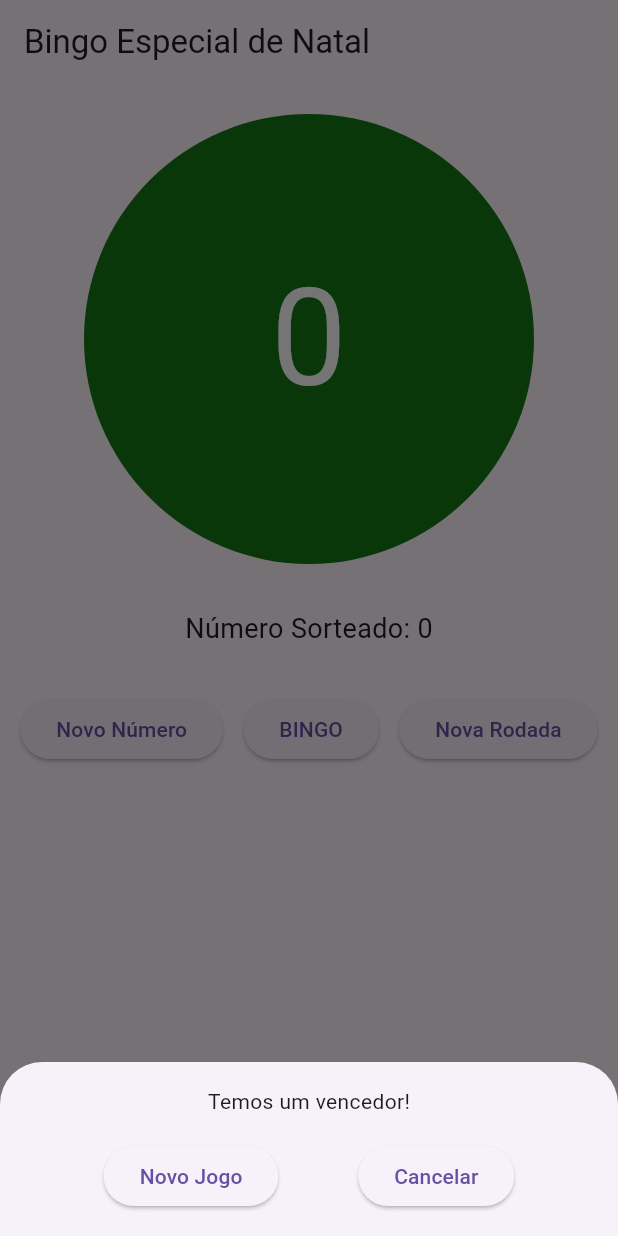
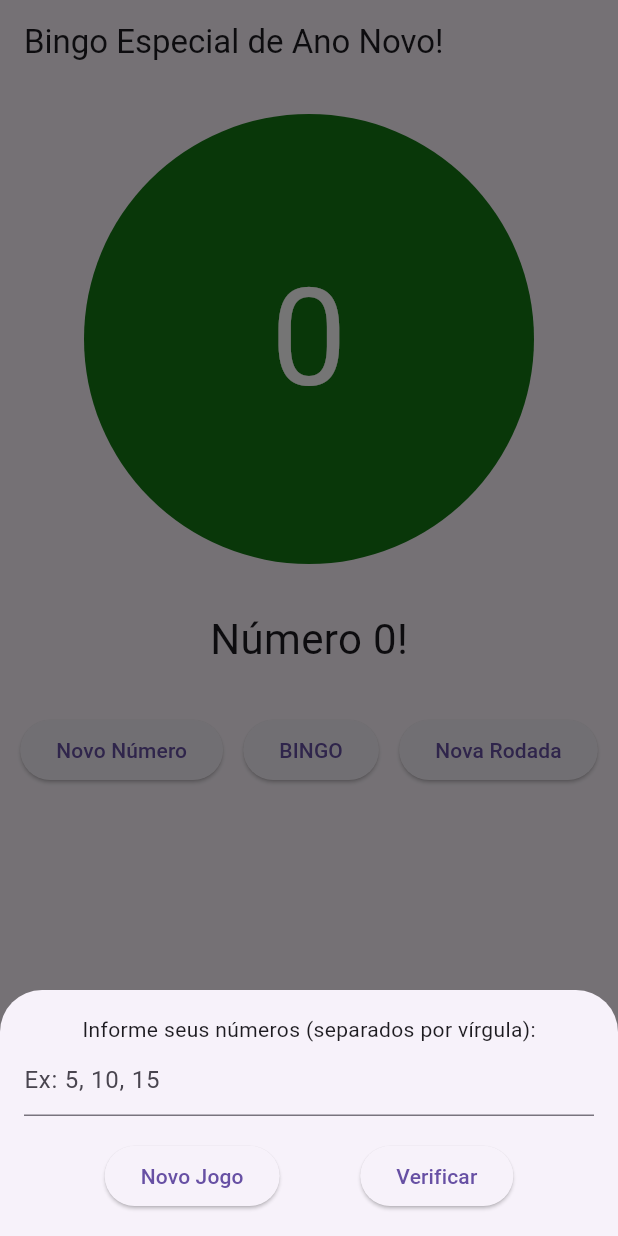
Before and after one commit to VilaLabs/bingo, a Flutter app: the screen it shows after launch, after a tap on "BINGO", on a phone screen of 412 x 824 dp. Run offline on Flutter 3.47's test engine with Material 3 defaults, Android fonts, the phone set to English and light mode, and no system bars.

Commit message:
Release 02 com conferência de número versão ano novo

```diff
--- a/lib/bingo_screen.dart
+++ b/lib/bingo_screen.dart
@@ -1,3 +1,5 @@
+// ignore_for_file: library_private_types_in_public_api, unnecessary_null_comparison
+
 import 'package:flutter/material.dart';
 import 'dart:math';
 
@@ -31,7 +33,9 @@ class _BingoScreenState extends State<BingoScreen> {
   }
 
   void declareBingo() {
-    // Todos os números foram sorteados, o jogador ganhou!
+    List<int> userNumbers = [];
+    TextEditingController controller = TextEditingController();
+
     showModalBottomSheet(
       context: context,
       builder: (BuildContext context) {
@@ -40,8 +44,15 @@ class _BingoScreenState extends State<BingoScreen> {
           child: Column(
             mainAxisSize: MainAxisSize.min,
             children: [
-              Text('Temos um vencedor!'),
-              SizedBox(height: 16.0),
+              const Text('Informe seus números (separados por vírgula):'),
+              TextField(
+                controller: controller,
+                keyboardType: TextInputType.number,
+                decoration: const InputDecoration(
+                  hintText: 'Ex: 5, 10, 15',
+                ),
+              ),
+              const SizedBox(height: 16.0),
               Row(
                 mainAxisAlignment: MainAxisAlignment.spaceEvenly,
                 children: [
@@ -50,18 +61,106 @@ class _BingoScreenState extends State<BingoScreen> {
                       Navigator.of(context).pop(); // Fecha a modal
                       startNewRound(); // Inicia um novo jogo
                     },
-                    child: Text('Novo Jogo'),
+                    child: const Text('Novo Jogo'),
+                  ),
+                  ElevatedButton(
+                    onPressed: () {
+                      Navigator.of(context).pop(); // Fecha a modal
+
+                      // Obter números do usuário do campo de texto
+                      List<String> inputNumbers = controller.text
+                          .split(',')
+                          .map((e) => e.trim())
+                          .toList();
+
+                      // Converter para inteiros
+                      userNumbers = inputNumbers
+                          .map((e) => int.tryParse(e) ?? 0)
+                          .toList();
+
+                      // Verificar se todos os números do usuário estão no array
+                      bool isWinner = userNumbers
+                          .every((number) => drawnNumbers.contains(number));
+
+                      // Exibir mensagem de acordo com o resultado
+                      if (isWinner) {
+                        declareWinner();
+                      } else {
+                        showLosingMessage();
+                      }
+                    },
+                    child: const Text('Verificar'),
+                  ),
+                ],
+              ),
+            ],
+          ),
+        );
+      },
+    );
+  }
+
+  void declareWinner() {
+    showModalBottomSheet(
+      context: context,
+      builder: (BuildContext context) {
+        return Container(
+          padding: EdgeInsets.all(16.0),
+          child: Column(
+            mainAxisSize: MainAxisSize.min,
+            children: [
+              const Text(
+                'Parabéns, você é o grande VENCEDOR!',
+                style: TextStyle(
+                  fontSize:
+                      34.0, // Ajuste o tamanho da fonte conforme necessário
+                  color: Colors.green, // Altere a cor para verde
+                  fontWeight:
+                      FontWeight.bold, // Pode adicionar negrito se desejar
+                ),
+              ),
+              const SizedBox(height: 16.0),
+              Row(
+                mainAxisAlignment: MainAxisAlignment.spaceEvenly,
+                children: [
+                  ElevatedButton(
+                    onPressed: () {
+                      Navigator.of(context).pop(); // Fecha a modal
+                      startNewRound(); // Inicia um novo jogo
+                    },
+                    child: const Text('Novo Jogo'),
                   ),
                   ElevatedButton(
                     onPressed: () {
                       Navigator.of(context).pop(); // Fecha a modal
                     },
-                    child: Text('Cancelar'),
+                    child: const Text('Cancelar'),
                   ),
                 ],
               ),
             ],
           ),
+        );
+      },
+    );
+  }
+
+  void showLosingMessage() {
+    showDialog(
+      context: context,
+      builder: (BuildContext context) {
+        return AlertDialog(
+          title: const Text('BARRIGADA'),
+          content: const Text(
+              'Parece que você comeu bola meu amigo kkkk Sem torrada pra você hoje'),
+          actions: [
+            TextButton(
+              onPressed: () {
+                Navigator.of(context).pop(); // Fecha o diálogo
+              },
+              child: const Text('OK'),
+            ),
+          ],
         );
       },
     );
@@ -74,11 +173,56 @@ class _BingoScreenState extends State<BingoScreen> {
     });
   }
 
+  String getSpecialMessage(int number) {
+    switch (number) {
+      case 1:
+        return 'Começou o Jogo';
+      case 5:
+        return 'Cachorro';
+      case 9:
+        return 'Pingo no pé 9 é';
+      case 10:
+        return 'Craque de Bola';
+      case 11:
+        return 'Um atrás do outro';
+      case 13:
+        return 'Deu Azar';
+      case 22:
+        return 'Dois patinhos na lagoa';
+      case 23:
+        return 'Meio Alegre';
+      case 24:
+        return 'Alegria, Alegria';
+      case 31:
+        return 'Preparem os Fogos';
+      case 33:
+        return 'Idade de Cristo';
+      case 38:
+        return 'Justiça de Goiás';
+      case 45:
+        return 'Fim do Primeiro Tempo';
+      case 51:
+        return 'Boa Idéia';
+      case 55:
+        return 'Dois cachorros do Padre';
+      case 66:
+        return 'Um tapa atrás da orelha';
+      case 69:
+        return 'Um indo, o outro voltando';
+      case 90:
+        return 'Fim do Jogo';
+
+      // Adicione mais casos conforme necessário
+      default:
+        return 'Número $number!';
+    }
+  }
+
   @override
   Widget build(BuildContext context) {
     return Scaffold(
       appBar: AppBar(
-        title: const Text('Bingo Especial de Natal'),
+        title: const Text('Bingo Especial de Ano Novo!'),
       ),
       body: Column(
         crossAxisAlignment: CrossAxisAlignment.center,
@@ -102,8 +246,8 @@ class _BingoScreenState extends State<BingoScreen> {
           const SizedBox(height: 30.0),
           // Texto abaixo do círculo
           Text(
-            'Número Sorteado: ${currentNumber != null ? currentNumber.toString() : ''}',
-            style: const TextStyle(fontSize: 18.0),
+            currentNumber != null ? getSpecialMessage(currentNumber) : '',
+            style: const TextStyle(fontSize: 28.0),
           ),
           const SizedBox(height: 30.0),
           // Botões e Lista de Números Sorteados
```
